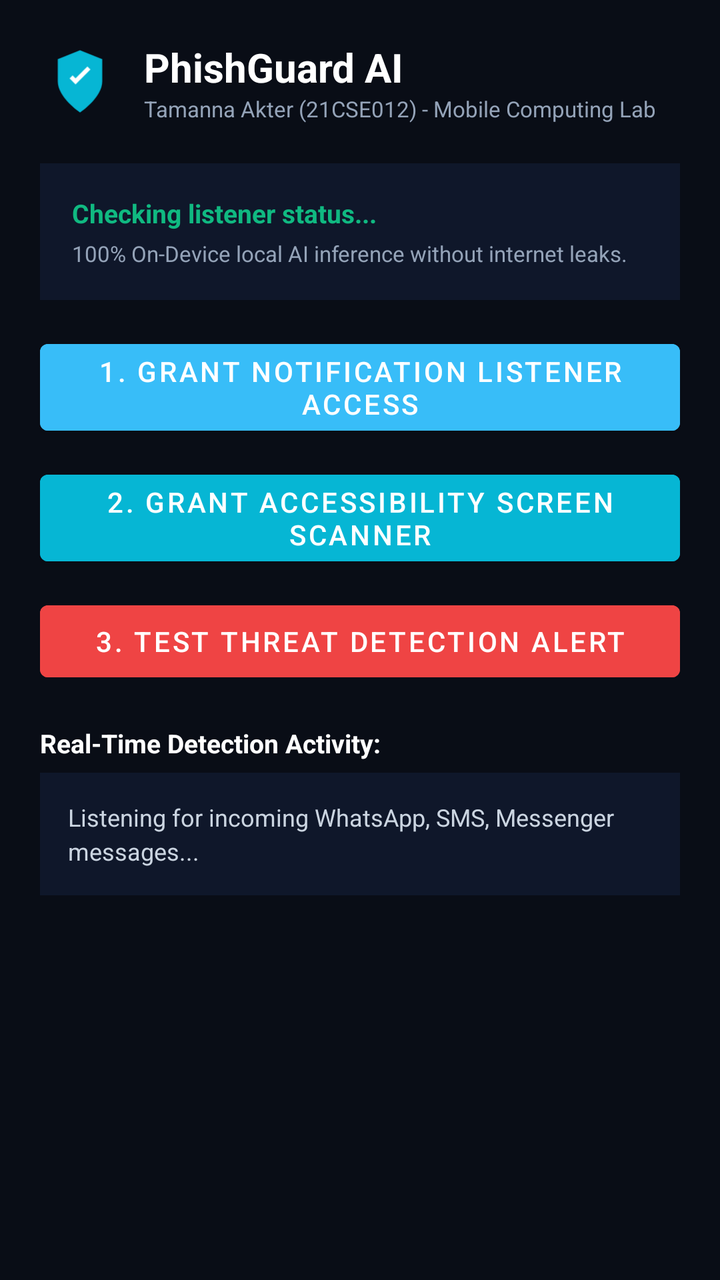
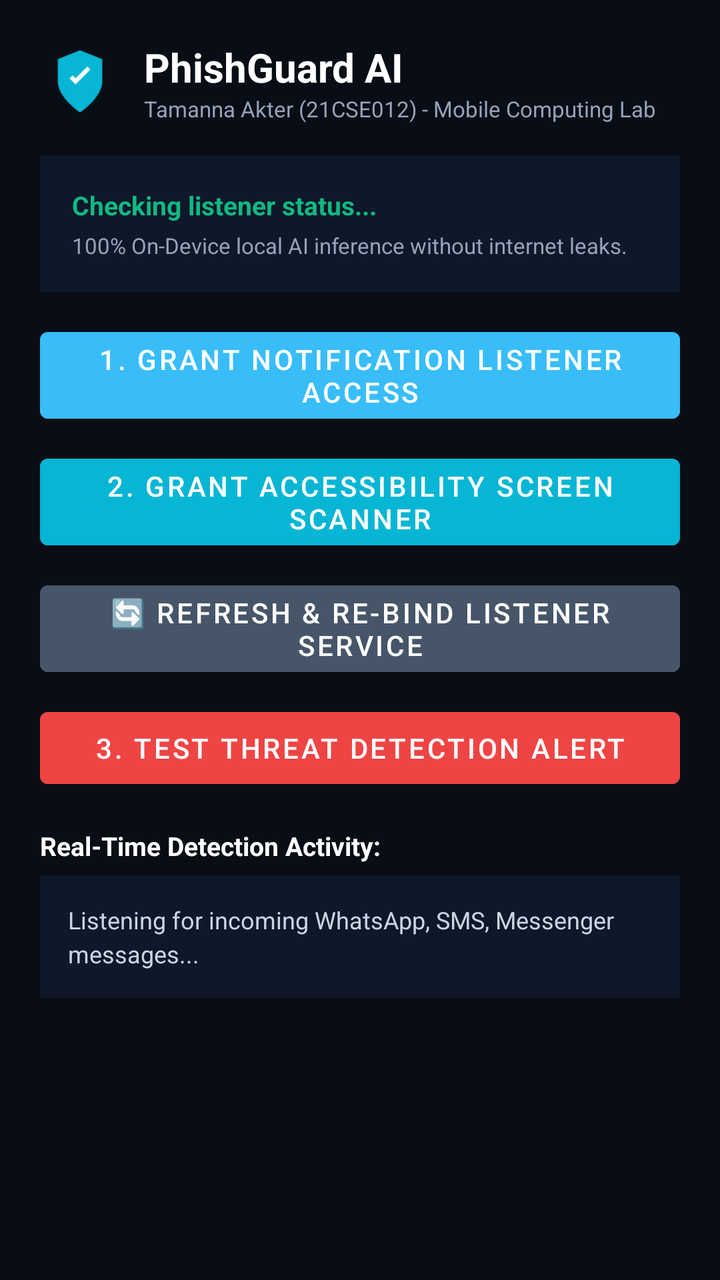

Compare the two renders of this Android layout. The source of the first and the diff that turns it into the second are given below.
<!-- AndroidManifest.xml: application theme Theme.PhishGuardAI -->
<!-- res/layout/activity_main.xml -->
<?xml version="1.0" encoding="utf-8"?>
<ScrollView xmlns:android="http://schemas.android.com/apk/res/android"
    android:layout_width="match_parent"
    android:layout_height="match_parent"
    android:background="@color/bg_dark"
    android:fillViewport="true">

    <LinearLayout
        android:layout_width="match_parent"
        android:layout_height="wrap_content"
        android:orientation="vertical"
        android:padding="20dp">

        
        <LinearLayout
            android:layout_width="match_parent"
            android:layout_height="wrap_content"
            android:orientation="horizontal"
            android:gravity="center_vertical"
            android:layout_marginBottom="20dp">

            <ImageView
                android:layout_width="40dp"
                android:layout_height="40dp"
                android:src="@drawable/ic_phishguard_logo" />

            <LinearLayout
                android:layout_width="wrap_content"
                android:layout_height="wrap_content"
                android:orientation="vertical"
                android:layout_marginStart="12dp">

                <TextView
                    android:layout_width="wrap_content"
                    android:layout_height="wrap_content"
                    android:text="PhishGuard AI"
                    android:textColor="#FFFFFF"
                    android:textSize="20sp"
                    android:textStyle="bold" />

                <TextView
                    android:layout_width="wrap_content"
                    android:layout_height="wrap_content"
                    android:text="Tamanna Akter (21CSE012) - Mobile Computing Lab"
                    android:textColor="#94A3B8"
                    android:textSize="11sp" />
            </LinearLayout>
        </LinearLayout>

        
        <LinearLayout
            android:layout_width="match_parent"
            android:layout_height="wrap_content"
            android:orientation="vertical"
            android:background="@color/surface_dark"
            android:padding="16dp"
            android:layout_marginBottom="16dp">

            <TextView
                android:id="@+id/tvServiceStatus"
                android:layout_width="wrap_content"
                android:layout_height="wrap_content"
                android:text="Checking listener status..."
                android:textColor="@color/threat_safe"
                android:textSize="13sp"
                android:textStyle="bold" />

            <TextView
                android:layout_width="wrap_content"
                android:layout_height="wrap_content"
                android:text="100% On-Device local AI inference without internet leaks."
                android:textColor="#94A3B8"
                android:textSize="11sp"
                android:layout_marginTop="4dp" />
        </LinearLayout>

        
        <Button
            android:id="@+id/btnEnableNotificationListener"
            android:layout_width="match_parent"
            android:layout_height="wrap_content"
            android:text="1. Grant Notification Listener Access"
            android:backgroundTint="@color/primary_sky"
            android:textColor="#FFFFFF"
            android:layout_marginBottom="10dp" />

        <Button
            android:id="@+id/btnEnableAccessibility"
            android:layout_width="match_parent"
            android:layout_height="wrap_content"
            android:text="2. Grant Accessibility Screen Scanner"
            android:backgroundTint="@color/primary_cyan"
            android:textColor="#FFFFFF"
            android:layout_marginBottom="10dp" />

        <Button
            android:id="@+id/btnTestSampleNotification"
            android:layout_width="match_parent"
            android:layout_height="wrap_content"
            android:text="3. Test Threat Detection Alert"
            android:backgroundTint="@color/threat_critical"
            android:textColor="#FFFFFF"
            android:layout_marginBottom="18dp" />

        
        <TextView
            android:layout_width="wrap_content"
            android:layout_height="wrap_content"
            android:text="Real-Time Detection Activity:"
            android:textColor="#FFFFFF"
            android:textSize="13sp"
            android:textStyle="bold"
            android:layout_marginBottom="6dp" />

        <TextView
            android:id="@+id/tvRecentLog"
            android:layout_width="match_parent"
            android:layout_height="wrap_content"
            android:background="@color/surface_dark"
            android:padding="14dp"
            android:text="Listening for incoming WhatsApp, SMS, Messenger messages..."
            android:textColor="#CBD5E1"
            android:textSize="12sp"
            android:lineSpacingExtra="3dp" />

    </LinearLayout>
</ScrollView>
<!-- resources referenced by this layout -->
<resources>
  <color name="bg_dark">#090D16</color>
  <color name="primary_cyan">#06B6D4</color>
  <color name="primary_sky">#38BDF8</color>
  <color name="surface_dark">#0F172A</color>
  <color name="threat_critical">#EF4444</color>
  <color name="threat_safe">#10B981</color>
  <!-- drawable ic_phishguard_logo (drawable) -->
  <?xml version="1.0" encoding="utf-8"?>
  <vector xmlns:android="http://schemas.android.com/apk/res/android"
      android:width="108dp"
      android:height="108dp"
      android:viewportWidth="108"
      android:viewportHeight="108">
      <path
          android:fillColor="#06B6D4"
          android:pathData="M54,12 L84,24 L84,54 C84,76 54,96 54,96 C54,96 24,76 24,54 L24,24 Z" />
      <path
          android:fillColor="#FFFFFF"
          android:pathData="M48,58 L40,50 L44,46 L48,50 L64,34 L68,38 Z" />
  </vector>
  <style name="Theme.PhishGuardAI" parent="Theme.MaterialComponents.DayNight.NoActionBar">
          <item name="colorPrimary">@color/primary_sky</item>
          <item name="android:statusBarColor">@color/surface_dark</item>
          <item name="android:windowBackground">@color/bg_dark</item>
      </style>
</resources>

<!-- the commit's change to res/layout/activity_main.xml (unified diff, before → after) -->
@@ -17,7 +17,7 @@
             android:layout_height="wrap_content"
             android:orientation="horizontal"
             android:gravity="center_vertical"
-            android:layout_marginBottom="20dp">
+            android:layout_marginBottom="16dp">
 
             <ImageView
                 android:layout_width="40dp"
@@ -54,7 +54,7 @@
             android:orientation="vertical"
             android:background="@color/surface_dark"
             android:padding="16dp"
-            android:layout_marginBottom="16dp">
+            android:layout_marginBottom="14dp">
 
             <TextView
                 android:id="@+id/tvServiceStatus"
@@ -82,7 +82,7 @@
             android:text="1. Grant Notification Listener Access"
             android:backgroundTint="@color/primary_sky"
             android:textColor="#FFFFFF"
-            android:layout_marginBottom="10dp" />
+            android:layout_marginBottom="8dp" />
 
         <Button
             android:id="@+id/btnEnableAccessibility"
@@ -91,7 +91,16 @@
             android:text="2. Grant Accessibility Screen Scanner"
             android:backgroundTint="@color/primary_cyan"
             android:textColor="#FFFFFF"
-            android:layout_marginBottom="10dp" />
+            android:layout_marginBottom="8dp" />
+
+        <Button
+            android:id="@+id/btnRebindService"
+            android:layout_width="match_parent"
+            android:layout_height="wrap_content"
+            android:text="🔄 Refresh &amp; Re-Bind Listener Service"
+            android:backgroundTint="#475569"
+            android:textColor="#FFFFFF"
+            android:layout_marginBottom="8dp" />
 
         <Button
             android:id="@+id/btnTestSampleNotification"
@@ -100,7 +109,7 @@
             android:text="3. Test Threat Detection Alert"
             android:backgroundTint="@color/threat_critical"
             android:textColor="#FFFFFF"
-            android:layout_marginBottom="18dp" />
+            android:layout_marginBottom="16dp" />
 
         
         <TextView
